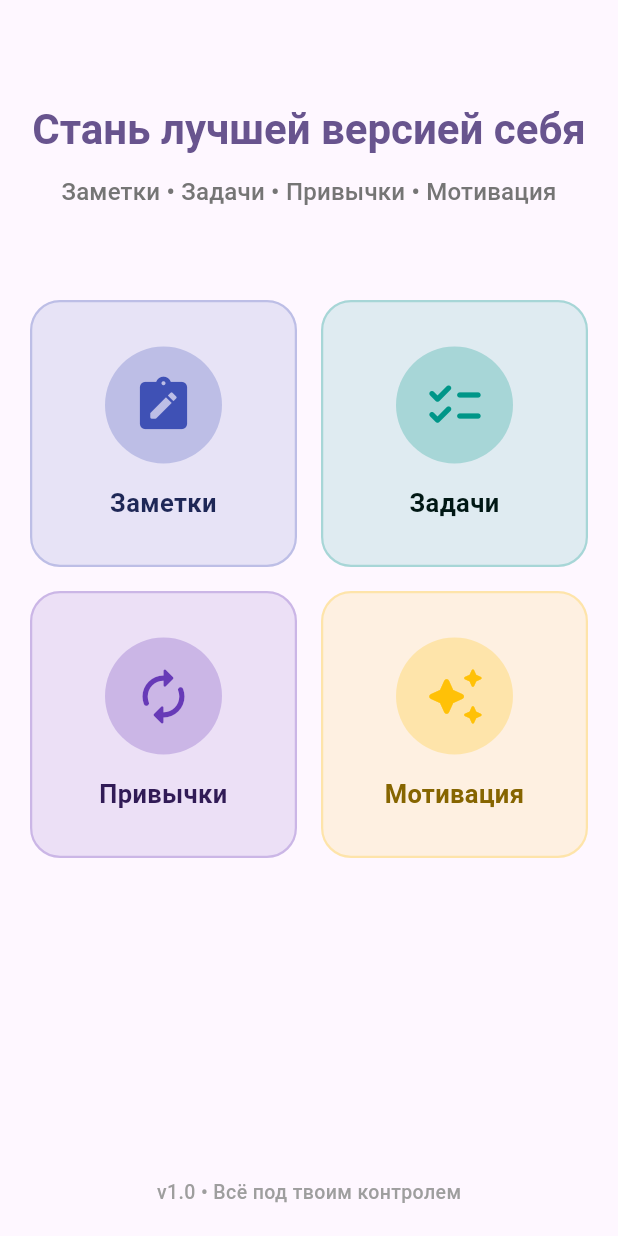
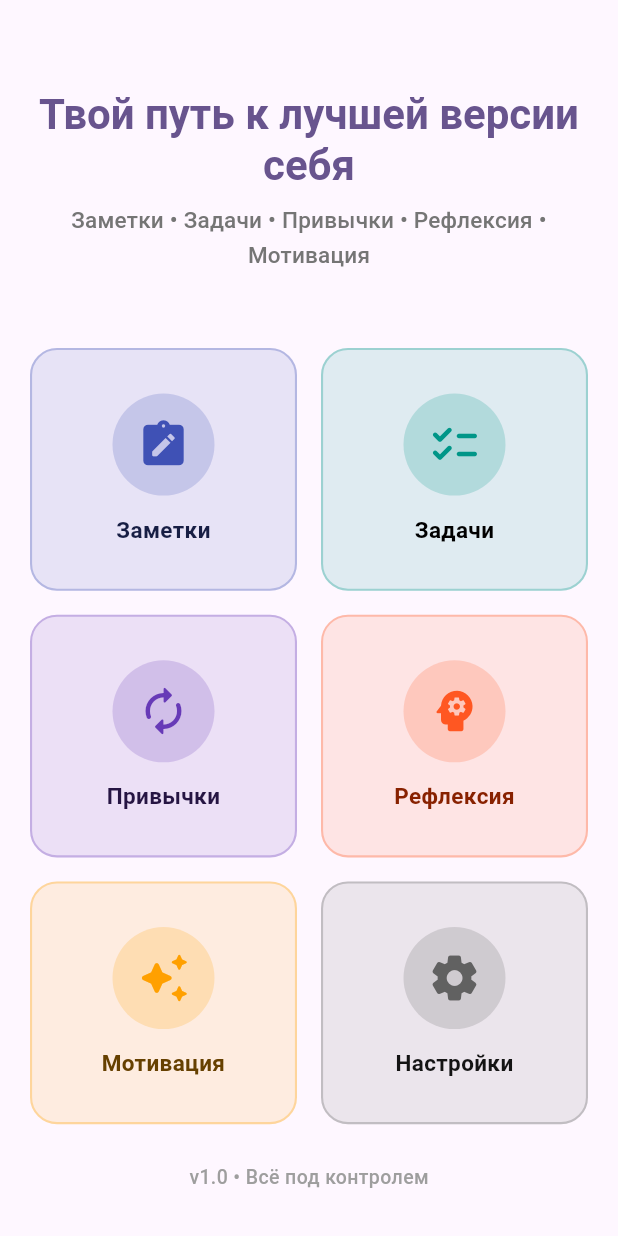
Before and after one commit to vostreex/prack_10, a Flutter app: the MainMenuScreen screen opened by its route, on a phone screen of 412 x 824 dp. Run offline on Flutter 3.47's test engine with Material 3 defaults, Android fonts, the phone set to English and light mode, and no system bars; our stand-ins replace flutter_mobx, get_it, go_router, mobx, share_plus; generated files the repository leaves out were written again.

Commit message:
new theme and localization

```diff
--- a/lib/app.dart
+++ b/lib/app.dart
@@ -1,17 +1,40 @@
+// app.dart
 import 'package:flutter/material.dart';
+import 'package:flutter_localizations/flutter_localizations.dart';
+import 'package:flutter_mobx/flutter_mobx.dart';
+import 'package:get_it/get_it.dart';
 import 'package:go_router/go_router.dart';
-import 'package:prack_10/app_router.dart';
+import 'package:prack_10/features/settings/state/settings_store.dart';
+import 'app_router.dart';
 import 'shared/theme/app_theme.dart';
 
 class MyApp extends StatelessWidget {
   MyApp({super.key});
 
   final GoRouter _router = AppRouter().router;
+
   @override
   Widget build(BuildContext context) {
-    return MaterialApp.router(
-      routerConfig: _router,
-      theme: AppTheme.lightTheme,
+    final settingsStore = GetIt.I<SettingsStore>();
+
+    return Observer(
+      builder: (_) => MaterialApp.router(
+
+        localizationsDelegates: const [
+          GlobalMaterialLocalizations.delegate,
+          GlobalWidgetsLocalizations.delegate,
+          GlobalCupertinoLocalizations.delegate,
+        ],
+        supportedLocales: const [
+          Locale('en'),
+          Locale('ru'),
+        ],
+        locale: settingsStore.locale,
+
+        debugShowCheckedModeBanner: false,
+        routerConfig: _router,
+        theme: settingsStore.isDarkMode ? AppTheme.darkTheme : AppTheme.lightTheme,
+      ),
     );
   }
 }
--- a/lib/features/main_screen.dart
+++ b/lib/features/main_screen.dart
@@ -11,14 +11,17 @@ class MainMenuScreen extends StatelessWidget {
 
     return Scaffold(
       body: SafeArea(
-        child: Padding(
+        child: Stack(
+          children: [
+            Padding(
               padding: const EdgeInsets.all(20.0),
               child: Column(
                 children: [
-              const SizedBox(height: 50),
+                  const SizedBox(height: 40),
 
+                  // Заголовок
                   Text(
-                'Стань лучшей версией себя',
+                    'Твой путь к лучшей версии себя',
                     style: Theme.of(context).textTheme.headlineMedium?.copyWith(
                       fontWeight: FontWeight.bold,
                       color: colorScheme.primary,
@@ -26,24 +29,26 @@ class MainMenuScreen extends StatelessWidget {
                     ),
                     textAlign: TextAlign.center,
                   ),
-              const SizedBox(height: 12),
+                  const SizedBox(height: 8),
                   Text(
-                'Заметки • Задачи • Привычки • Мотивация',
+                    'Заметки • Задачи • Привычки • Рефлексия • Мотивация',
                     style: Theme.of(context).textTheme.titleMedium?.copyWith(
                       color: Colors.grey[600],
                       fontWeight: FontWeight.w500,
+                      fontSize: 15,
                     ),
                     textAlign: TextAlign.center,
                   ),
 
-              const SizedBox(height: 60),
+                  const SizedBox(height: 50),
 
+                  // Сетка карточек
                   Expanded(
                     child: GridView.count(
                       crossAxisCount: 2,
                       crossAxisSpacing: 16,
                       mainAxisSpacing: 16,
-                  childAspectRatio: 1.0,
+                      childAspectRatio: 1.1,
                       children: [
                         _buildMenuTile(
                           context: context,
@@ -68,26 +73,44 @@ class MainMenuScreen extends StatelessWidget {
                         ),
                         _buildMenuTile(
                           context: context,
+                          title: 'Рефлексия',
+                          icon: Icons.psychology_rounded,
+                          color: Colors.deepOrange,
+                          onTap: () => context.go('/reflections'),
+                        ),
+                        _buildMenuTile(
+                          context: context,
                           title: 'Мотивация',
                           icon: Icons.auto_awesome_rounded,
-                      color: Colors.amber,
+                          color: Colors.amber.shade700,
                           onTap: () => context.go('/motivation'),
+                        ),
+                        _buildMenuTile(
+                          context: context,
+                          title: 'Настройки',
+                          icon: Icons.settings_rounded,
+                          color: Colors.grey.shade700,
+                          onTap: () => context.push('/settings'),
                         ),
                       ],
                     ),
                   ),
 
-              const SizedBox(height: 30),
+                  const SizedBox(height: 20),
                   Text(
-                'v1.0 • Всё под твоим контролем',
+                    'v1.0 • Всё под контролем',
                     style: TextStyle(
                       color: Colors.grey[500],
                       fontSize: 13,
                       fontWeight: FontWeight.w500,
                     ),
                   ),
+                  const SizedBox(height: 10),
                 ],
               ),
+            ),
+
+          ],
         ),
       ),
     );
@@ -102,41 +125,40 @@ class MainMenuScreen extends StatelessWidget {
   }) {
     return Material(
       color: Colors.transparent,
-      borderRadius: BorderRadius.circular(20),
+      borderRadius: BorderRadius.circular(18),
       child: InkWell(
-        borderRadius: BorderRadius.circular(20),
+        borderRadius: BorderRadius.circular(18),
         onTap: onTap,
-        splashColor: color.withOpacity(0.2),
-        highlightColor: color.withOpacity(0.1),
+        splashColor: color.withOpacity(0.25),
+        highlightColor: color.withOpacity(0.15),
         child: Container(
           decoration: BoxDecoration(
-            borderRadius: BorderRadius.circular(20),
+            borderRadius: BorderRadius.circular(18),
             color: color.withOpacity(0.12),
-            border: Border.all(color: color.withOpacity(0.25), width: 1.5),
+            border: Border.all(color: color.withOpacity(0.3), width: 1.4),
           ),
-          padding: const EdgeInsets.all(16),
           child: Column(
             mainAxisAlignment: MainAxisAlignment.center,
             children: [
               Container(
-                padding: const EdgeInsets.all(18),
+                padding: const EdgeInsets.all(16),
                 decoration: BoxDecoration(
-                  color: color.withOpacity(0.25),
+                  color: color.withOpacity(0.2),
                   shape: BoxShape.circle,
                 ),
                 child: Icon(
                   icon,
-                  size: 42, // чуть меньше
+                  size: 36,
                   color: color,
                 ),
               ),
-              const SizedBox(height: 14),
+              const SizedBox(height: 12),
               Text(
                 title,
                 style: TextStyle(
-                  fontSize: 17,
+                  fontSize: 15,
                   fontWeight: FontWeight.bold,
-                  color: color.darken(0.25),
+                  color: color.darken(0.3),
                 ),
                 textAlign: TextAlign.center,
               ),
@@ -150,7 +172,6 @@ class MainMenuScreen extends StatelessWidget {
 
 extension ColorUtils on Color {
   Color darken([double amount = 0.2]) {
-    assert(amount >= 0 && amount <= 1);
     final hsl = HSLColor.fromColor(this);
     final hslDark = hsl.withLightness((hsl.lightness - amount).clamp(0.0, 1.0));
     return hslDark.toColor();
--- a/lib/main.dart
+++ b/lib/main.dart
@@ -4,17 +4,24 @@ import 'package:prack_10/features/taskmanager/models/task.dart';
 import 'app.dart';
 import 'features/auth/model/user.dart';
 import 'features/habits/models/habit.dart';
-import 'features/habits/state/habits_store.dart';
 import 'features/notes/models/note.dart';
 import 'package:mobx/mobx.dart';
 import 'package:intl/date_symbol_data_local.dart';
+import 'features/reflection/models/reflection_entry.dart';
+import 'features/settings/state/settings_store.dart';
 
 void main() async {
+  WidgetsFlutterBinding.ensureInitialized();
+  await initializeDateFormatting('ru', null);
+  await initializeDateFormatting('en', null);
+
+  GetIt.I.registerSingleton<SettingsStore>(SettingsStore());
+
   GetIt.I.registerSingleton<ObservableList<Note>>(ObservableList<Note>());
   GetIt.I.registerSingleton<ObservableList<Task>>(ObservableList<Task>());
   GetIt.I.registerSingleton<ObservableList<Habit>>(ObservableList<Habit>());
   GetIt.I.registerSingleton<ObservableList<User>>(ObservableList<User>());
-  WidgetsFlutterBinding.ensureInitialized();
-  await initializeDateFormatting('ru', null);
+  GetIt.I.registerSingleton<ObservableList<ReflectionEntry>>(ObservableList<ReflectionEntry>());
+
   runApp(MyApp());
 }
--- a/lib/shared/theme/app_theme.dart
+++ b/lib/shared/theme/app_theme.dart
@@ -1,8 +1,24 @@
+// shared/theme/app_theme.dart
 import 'package:flutter/material.dart';
 
 class AppTheme {
+  // Светлая тема — идеально
   static final ThemeData lightTheme = ThemeData(
-    colorScheme: ColorScheme.fromSeed(seedColor: Colors.deepPurple),
     useMaterial3: true,
+    brightness: Brightness.light,
+    colorScheme: ColorScheme.fromSeed(
+      seedColor: Colors.deepPurple,
+      brightness: Brightness.light,
+    ),
+  );
+
+  // Тёмная тема — теперь красиво и правильно!
+  static final ThemeData darkTheme = ThemeData(
+    useMaterial3: true,
+    brightness: Brightness.dark,
+    colorScheme: ColorScheme.fromSeed(
+      seedColor: Colors.deepPurple, // ← Тот же цвет, что и в светлой — это правильно!
+      brightness: Brightness.dark, // ← Flutter сам сделает тёмные оттенки
+    ),
   );
 }
```
Lines whose indentation alone changed are shown as unchanged.
